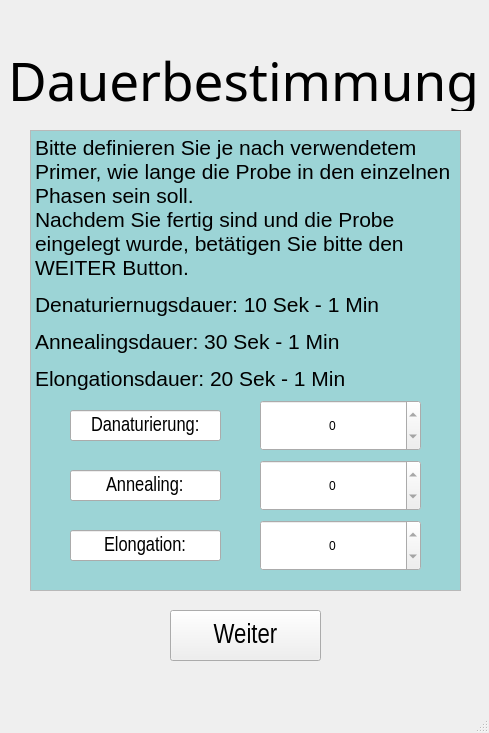
This is dipl_Einfuehrung/zeitDefVoraus_v2.ui in diplomarbeit-PCR/Diplomarbeit_PCR as Qt 5 draws it before an edit. The edited form follows.
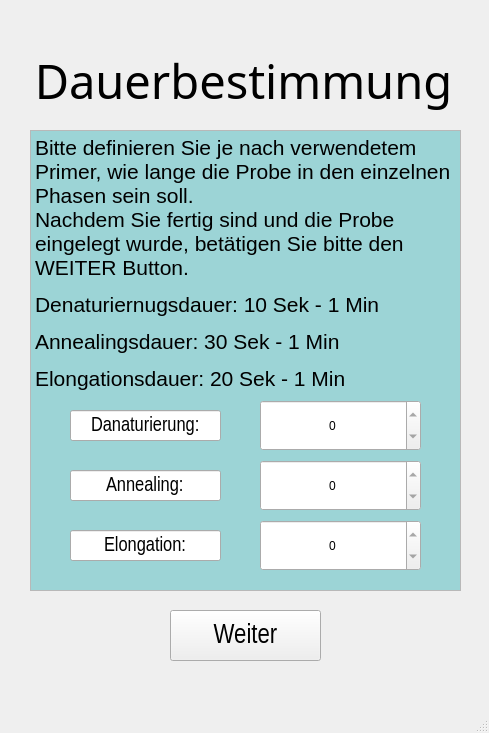
This is the edited form.

```diff
--- a/dipl_Einfuehrung/zeitDefVoraus_v2.ui
+++ b/dipl_Einfuehrung/zeitDefVoraus_v2.ui
@@ -52,7 +52,7 @@
     <property name="font">
      <font>
       <family>Tw Cen MT</family>
-      <pointsize>40</pointsize>
+      <pointsize>35</pointsize>
       <bold>false</bold>
      </font>
     </property>
```
